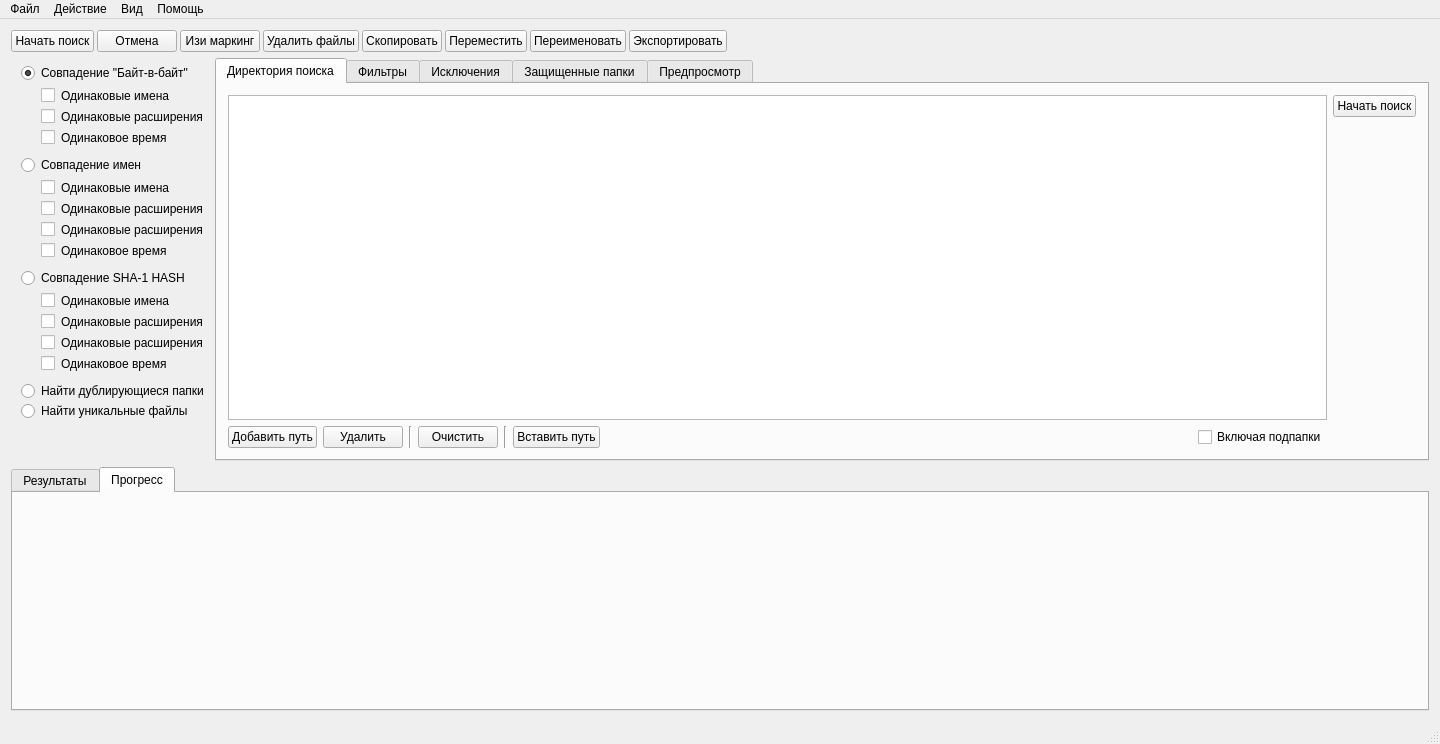
First picture: the form in mainwindow.ui, repository moevm/gui-1h2018-36, before the edit.
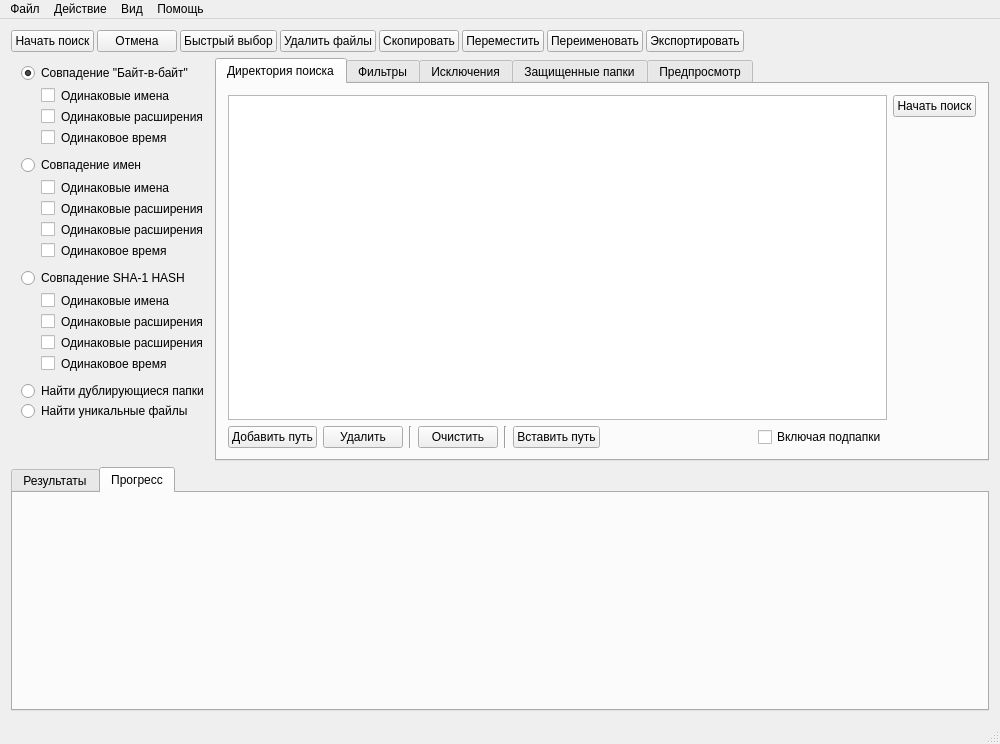
Second picture: the form after the edit. The open tabs and pages were chosen to show the change. Icons and pictures are not drawn.

Diff of the .ui file:
```diff
--- a/mainwindow.ui
+++ b/mainwindow.ui
@@ -6,7 +6,7 @@
    <rect>
     <x>0</x>
     <y>0</y>
-    <width>1440</width>
+    <width>1000</width>
     <height>744</height>
    </rect>
   </property>
@@ -462,7 +462,7 @@
            </sizepolicy>
           </property>
           <property name="text">
-           <string>Изи маркинг</string>
+           <string>Быстрый выбор</string>
           </property>
           <property name="icon">
            <iconset resource="resources.qrc">
@@ -599,8 +599,8 @@
     <rect>
      <x>0</x>
      <y>0</y>
-     <width>1440</width>
-     <height>24</height>
+     <width>1000</width>
+     <height>21</height>
     </rect>
    </property>
    <property name="defaultUp">
```
Left out of the diff: 4 changed lines with no effect on the pictures.
